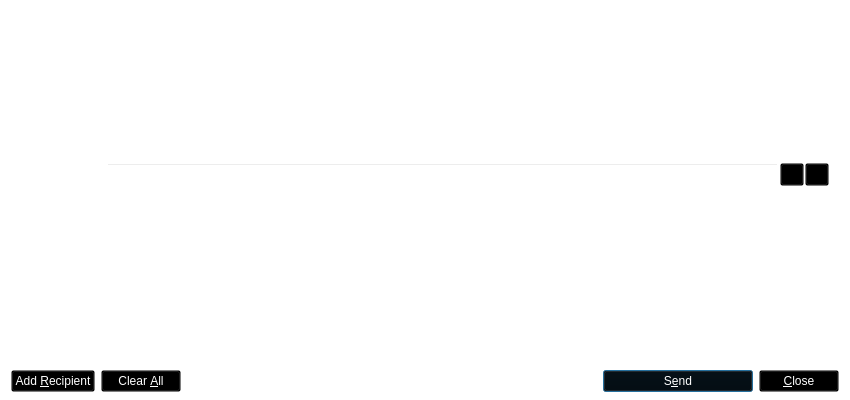
First picture: the form in src/qt/forms/sendmessagesdialog.ui, repository thelonecrouton/bitcredit, before the edit.
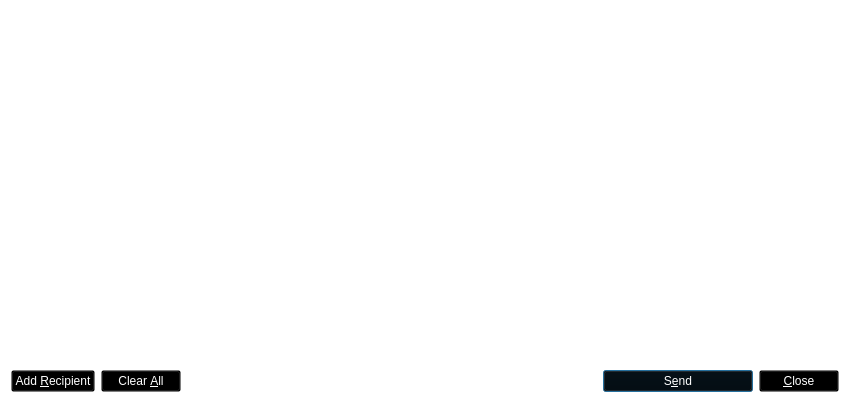
Second picture: the form after the edit. Icons and pictures are not drawn. Custom widgets are drawn as their Qt base class.

Commit message: radius frame borders, theme sonsistency tweaks

```diff
--- a/src/qt/forms/sendmessagesdialog.ui
+++ b/src/qt/forms/sendmessagesdialog.ui
@@ -54,6 +54,9 @@
        <height>16777215</height>
       </size>
      </property>
+     <property name="styleSheet">
+      <string notr="true">border-radius: 6px; border: 1px solid white;</string>
+     </property>
      <property name="frameShape">
       <enum>QFrame::StyledPanel</enum>
      </property>
@@ -65,7 +68,7 @@
        <widget class="QLabel" name="addressFromLabel">
         <property name="styleSheet">
          <string notr="true">background:transparent;
-color: rgb(255, 255, 255);</string>
+color: rgb(255, 255, 255);border: none;</string>
         </property>
         <property name="text">
          <string>Address &amp;From:</string>
@@ -129,6 +132,9 @@
    </item>
    <item>
     <widget class="QScrollArea" name="scrollArea">
+     <property name="styleSheet">
+      <string notr="true">border: none;</string>
+     </property>
      <property name="widgetResizable">
       <bool>true</bool>
      </property>
@@ -137,8 +143,8 @@
        <rect>
         <x>0</x>
         <y>0</y>
-        <width>830</width>
-        <height>69</height>
+        <width>832</width>
+        <height>79</height>
        </rect>
       </property>
       <layout class="QVBoxLayout" name="verticalLayout_2">
```
Left out of the diff: 11 changed lines with no effect on the pictures. The commit also changes 8 other files.
